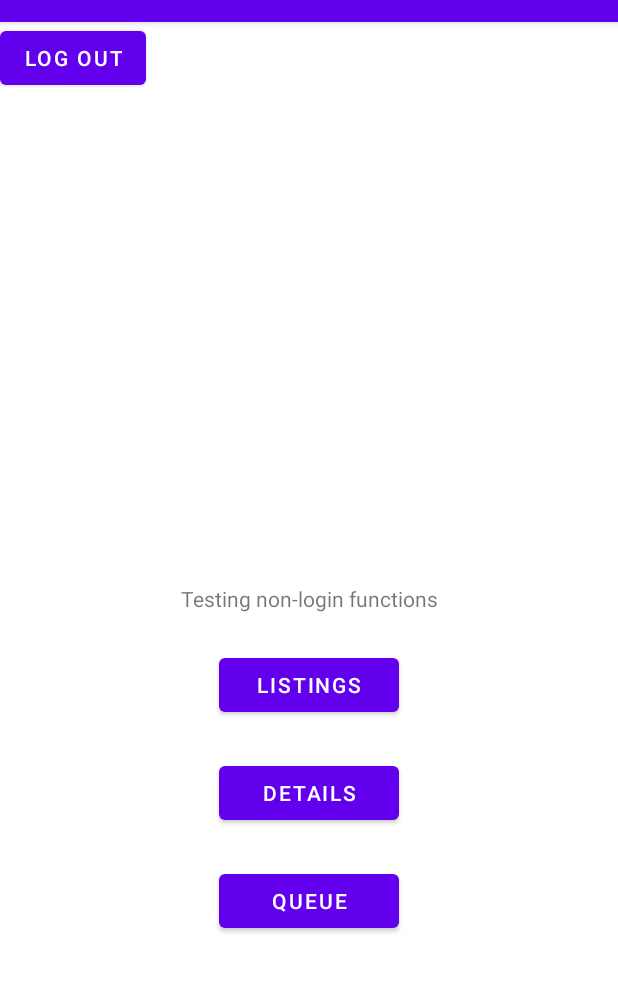
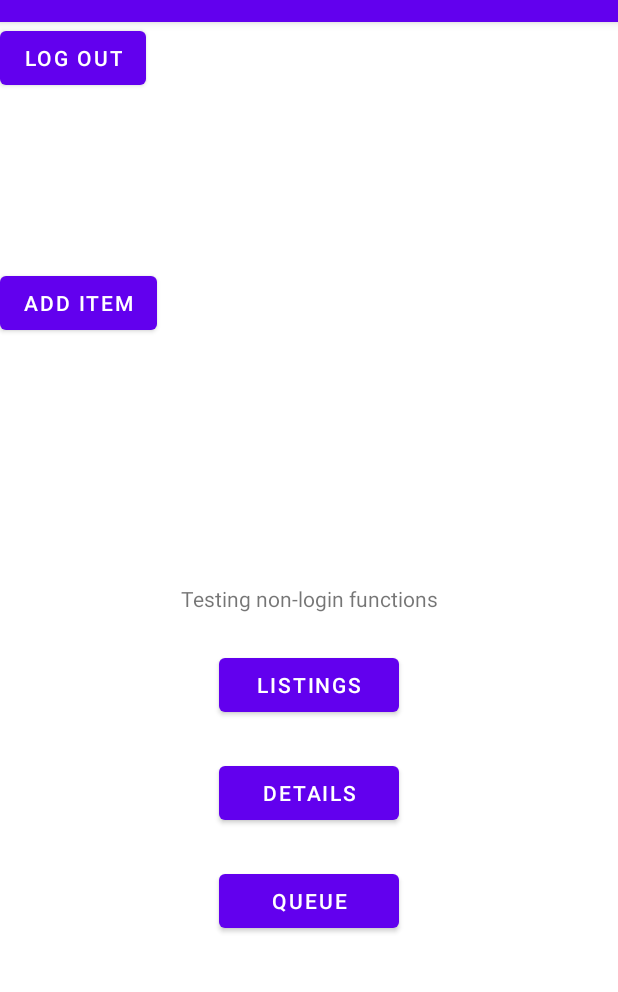
Before and after one commit to kryan717/hometohome, an Android app: the screen it shows after launch once a user with an empty profile is signed in (MainActivity), on a phone screen of 412 x 824 dp, the part 62-1054 px from its top. Run offline under Robolectric (Android 15) with nearby library versions, the phone set to English and light mode, and no system bars; our stand-ins replace Firebase (no records; nobody signed in at launch, a user with empty details on screens opened directly).

Commit message:
added the item to work

```diff
--- a/app/src/main/AndroidManifest.xml
+++ b/app/src/main/AndroidManifest.xml
@@ -19,6 +19,8 @@
         <activity android:name=".CreateAccount" />
         <activity android:name=".SetLocation" />
         <activity android:name=".MainActivity" />
+        <activity android:name=".additem" />
+
 
 
     </application>
--- a/app/src/main/res/layout/activity_additem.xml
+++ b/app/src/main/res/layout/activity_additem.xml
@@ -43,6 +43,7 @@
         android:layout_marginStart="28dp"
         android:layout_marginLeft="28dp"
         android:layout_marginTop="64dp"
+        android:onClick="onAddItem"
         android:text="Add Item"
         app:layout_constraintStart_toStartOf="parent"
         app:layout_constraintTop_toBottomOf="@+id/setDesc" />
--- a/app/src/main/res/layout/activity_main.xml
+++ b/app/src/main/res/layout/activity_main.xml
@@ -68,4 +68,14 @@
         tools:layout_editor_absoluteY="620dp"
         tools:ignore="MissingConstraints" />
 
+    <Button
+        android:id="@+id/addItem"
+        android:layout_width="wrap_content"
+        android:layout_height="wrap_content"
+        android:text="Add Item"
+        app:layout_constraintBottom_toTopOf="@+id/textView"
+        app:layout_constraintTop_toTopOf="parent"
+        tools:layout_editor_absoluteX="161dp"
+        tools:ignore="MissingConstraints" />
+
 </androidx.constraintlayout.widget.ConstraintLayout>
```
Also changed, not shown: app/src/main/java/com/example/home_to_home/additem.java (+33 -4 lines), gradle/wrapper/gradle-wrapper.properties, 20 other files.
